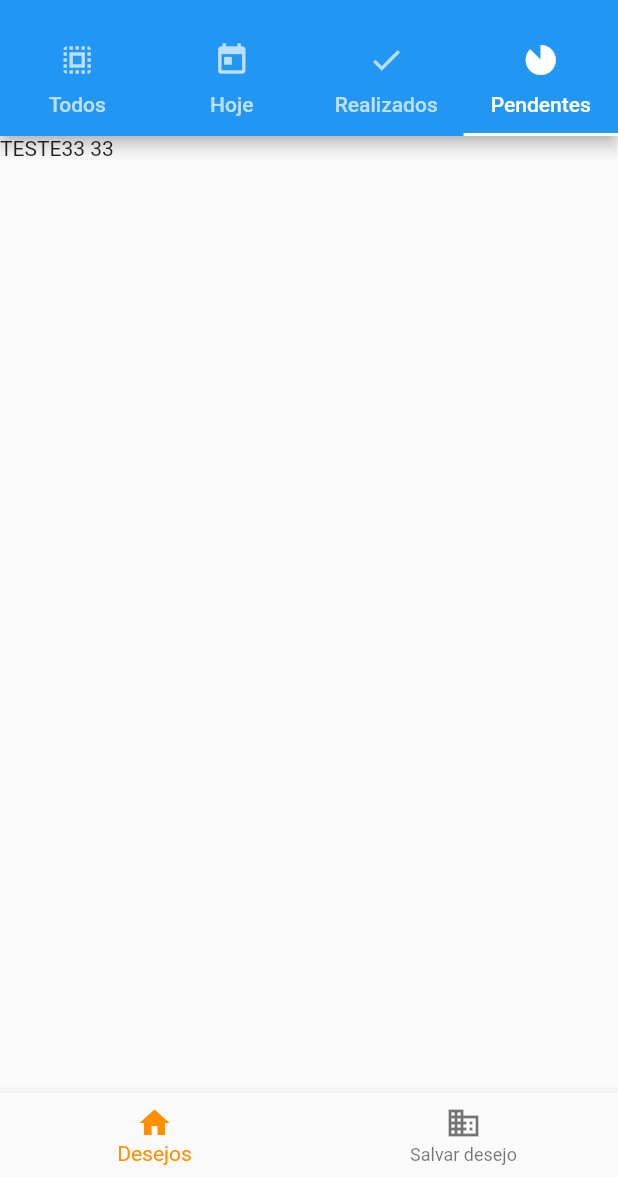
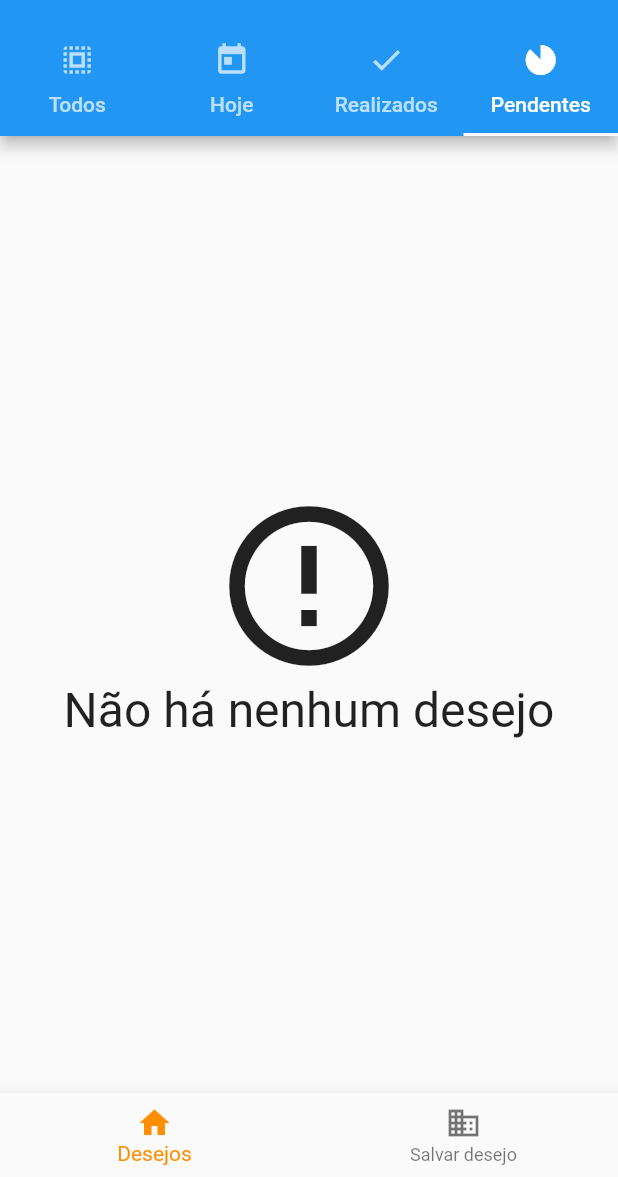
Before and after one commit to Adriano-Ivan/registrador_de_desejos, a Flutter app: the screen it shows after launch, tab 4 chosen, on a phone screen of 412 x 824 dp, the part 59-1236 px from its top. Run offline on Flutter 3.47's test engine with Material 2 defaults, Android fonts, the phone set to English and light mode, and no system bars; our stand-ins replace flutter_colorpicker, sqflite; accounts and stored records are empty.

Commit message:
telas de desejos realizados e pendentes

```diff
--- a/lib/pages/home_screen.dart
+++ b/lib/pages/home_screen.dart
@@ -3,7 +3,9 @@
 import 'package:flutter/material.dart';
 import 'package:registrador_de_desejos/pages/widgets/app_bottom_navigation_bar.dart';
 import 'package:registrador_de_desejos/pages/widgets/app_drawer.dart';
+import 'package:registrador_de_desejos/pages/widgets/desires/all_accomplished_desires.dart';
 import 'package:registrador_de_desejos/pages/widgets/desires/all_desires.dart';
+import 'package:registrador_de_desejos/pages/widgets/desires/all_not_accomplished_desires.dart';
 
 class HomeScreen extends StatefulWidget{
 
@@ -48,8 +50,8 @@ class _HomeScreen extends State<HomeScreen>{
             children: [
               AllDesires(),
               Text("TESTE 1"),
-              Text("TESTE 2"),
-              Text("TESTE33 33"),
+              AllAccomplishedDesires(),
+              AllNotAccomplishedDesires(),
             ],
           ),
 
--- /dev/null
+++ b/lib/pages/widgets/desires/all_not_accomplished_desires.dart
@@ -0,0 +1,28 @@
+
+
+import 'package:flutter/material.dart';
+import 'package:registrador_de_desejos/pages/widgets/desires/desires_builder.dart';
+import 'package:registrador_de_desejos/pages/widgets/desires/desires_screen_type.dart';
+
+class AllNotAccomplishedDesires extends StatefulWidget{
+
+  @override
+  _AllNotAccomplishedDesires createState() => _AllNotAccomplishedDesires();
+}
+
+class _AllNotAccomplishedDesires extends State<AllNotAccomplishedDesires>{
+
+  void reconfigureList(){
+    setState(() {
+
+    });
+  }
+
+  @override
+  Widget build(BuildContext context){
+    return DesiresBuilder(
+        screenType: DesiresScreenType.allNotAccomplishedDesires,
+        reconfigureList: reconfigureList
+    );
+  }
+}
--- /dev/null
+++ b/lib/pages/widgets/desires/desires_builder.dart
@@ -0,0 +1,105 @@
+
+
+import 'package:flutter/cupertino.dart';
+import 'package:flutter/material.dart';
+import 'package:registrador_de_desejos/data/models/desire.dart';
+import 'package:registrador_de_desejos/data/services/desire_dao.dart';
+import 'package:registrador_de_desejos/pages/widgets/desires/desire_item.dart';
+import 'package:registrador_de_desejos/pages/widgets/desires/desires_screen_type.dart';
+
+class DesiresBuilder extends StatefulWidget{
+
+  DesiresScreenType screenType;
+  Function reconfigureList;
+
+  DesiresBuilder({required this.screenType, required this.reconfigureList});
+
+  @override
+  _DesiresBuilder createState() => _DesiresBuilder();
+}
+
+class _DesiresBuilder extends State<DesiresBuilder>{
+
+  Future<List<Desire>>? returnDesires(){
+    if(widget.screenType == DesiresScreenType.allAccomplishedDesires){
+      return DesireDAO().findAllAccomplishedOrNotAccomplished(1);
+    } else if(widget.screenType == DesiresScreenType.allNotAccomplishedDesires){
+      return DesireDAO().findAllAccomplishedOrNotAccomplished(0);
+    }
+
+    return DesireDAO().findAll();
+  }
+
+  @override
+  Widget build(BuildContext context){
+    return FutureBuilder(
+        future: returnDesires(),
+        builder: (context, snapshot){
+          List<Desire>? items = snapshot.data;
+          switch(snapshot.connectionState){
+            case ConnectionState.none:
+              return Center(
+                child: Column(
+                  children: const [
+                    CircularProgressIndicator(),
+                    Text('Carregando'),
+                  ],
+                ),
+              );
+            case ConnectionState.waiting:
+              return Center(
+                child: Column(
+                  children: const [
+                    CircularProgressIndicator(),
+                    Text('Carregando'),
+                  ],
+                ),
+              );
+            case ConnectionState.active:
+              return Center(
+                child: Column(
+                  children: const [
+                    CircularProgressIndicator(),
+                    Text('Carregando'),
+                  ],
+                ),
+              );
+            case ConnectionState.done:
+              if (snapshot.hasData && items != null) {
+                if (items.isNotEmpty) {
+                  return ListView.builder(
+                      itemCount: items.length,
+                      itemBuilder: (BuildContext context, int index) {
+
+                        final Desire desire = items[index];
+
+                        return DesireItem(
+                            reconfigureList: widget.reconfigureList,
+                            desire: desire
+                        );
+                      });
+                }
+                return Center(
+                    child: Column(
+                      mainAxisAlignment: MainAxisAlignment.center,
+
+                      crossAxisAlignment: CrossAxisAlignment.center,
+
+                      children: const [
+                        Icon(
+                          Icons.error_outline,
+                          size: 128,
+                        ),
+                        Text(
+                          "Não há nenhum desejo",
+                          style: TextStyle(fontSize: 32),
+                        ),
+                      ],
+                    ));
+              }
+          }
+          return const Text('Erro desconhecido');
+        }
+    );
+  }
+}
--- /dev/null
+++ b/lib/pages/widgets/desires/desires_screen_type.dart
@@ -0,0 +1,7 @@
+
+
+ enum DesiresScreenType{
+  allDesires,
+   allAccomplishedDesires,
+   allNotAccomplishedDesires
+ }
```
Also changed, not shown: lib/data/services/desire_dao.dart (+8 -0 lines), lib/pages/widgets/desires/all_accomplished_desires.dart (added, +28 -0 lines), lib/pages/widgets/desires/all_desires.dart (+6 -69 lines).
